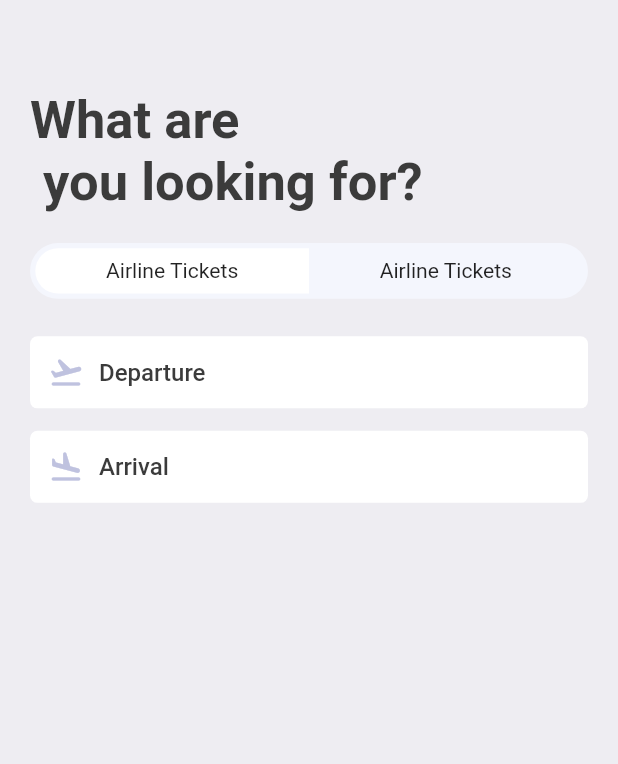
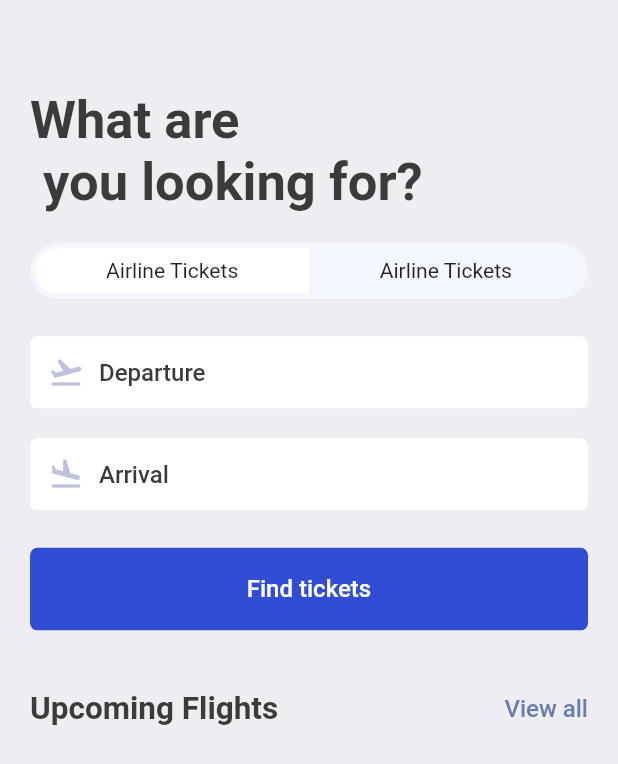
Before and after one commit to mehrdad03/booktickets, a Flutter app: the SearchScreen screen opened directly, on a phone screen of 412 x 824 dp. Shown: the top 764 px of the screen. Run offline on Flutter 3.47's test engine with Material 2 defaults, Android fonts, the phone set to English and light mode, and no system bars; our stand-ins replace fluentui_icons, gap, get.

Commit message:
make double_text_widget.dart

```diff
--- a/lib/screens/search_screen.dart
+++ b/lib/screens/search_screen.dart
@@ -4,6 +4,8 @@ import 'package:booktickets/widgets/icon_text_widget.dart';
 import 'package:flutter/cupertino.dart';
 import 'package:flutter/material.dart';
 import 'package:gap/gap.dart';
+
+import '../widgets/double_text_widget.dart';
 
 class SearchScreen extends StatelessWidget {
   const SearchScreen({Key? key}) : super(key: key);
@@ -65,9 +67,35 @@ class SearchScreen extends StatelessWidget {
             ),
           ),
           Gap(AppLayout.getHeight(25)),
-          const AppIconText(text: "Departure",icon: Icons.flight_takeoff_rounded,),
-          Gap(AppLayout.getHeight(15)),
-          const AppIconText(text: "Arrival",icon: Icons.flight_land_rounded,),
+          const AppIconText(
+            text: "Departure",
+            icon: Icons.flight_takeoff_rounded,
+          ),
+          Gap(AppLayout.getHeight(20)),
+          const AppIconText(
+            text: "Arrival",
+            icon: Icons.flight_land_rounded,
+          ),
+          Gap(AppLayout.getHeight(25)),
+          Container(
+            padding: EdgeInsets.symmetric(
+                vertical: AppLayout.getWidth(18),
+                horizontal: AppLayout.getWidth(15)),
+            decoration: BoxDecoration(
+                color: Color(0xD91130CE),
+                borderRadius: BorderRadius.circular(
+                  AppLayout.getWidth(5),
+                )),
+            child: Center(
+              child: Text(
+                "Find tickets",
+                style: Styles.textStyle.copyWith(
+                    color: Colors.white,),
+              ),
+            ),
+          ),
+          Gap(AppLayout.getHeight(40)),
+          AppDoubleTextWidget(bigText: 'Upcoming Flights', smallText: 'View all')
         ],
       ),
     );
--- /dev/null
+++ b/lib/widgets/double_text_widget.dart
@@ -0,0 +1,24 @@
+import 'package:flutter/cupertino.dart';
+import 'package:flutter/material.dart';
+
+import '../utils/app_styles.dart';
+
+class AppDoubleTextWidget extends StatelessWidget {
+  final String bigText;
+  final String smallText;
+  const AppDoubleTextWidget({Key? key, required this.bigText, required this.smallText}) : super(key: key);
+
+  @override
+  Widget build(BuildContext context) {
+    return Row(
+      mainAxisAlignment: MainAxisAlignment.spaceBetween,
+      children: [
+        Text(bigText, style: Styles.headLineStyle2),
+        InkWell(
+            onTap: () {},
+            child: Text(smallText,
+                style: Styles.textStyle.copyWith(color: primary)))
+      ],
+    );
+  }
+}
```
Also changed, not shown: lib/screens/home_screen.dart (+5 -21 lines).
